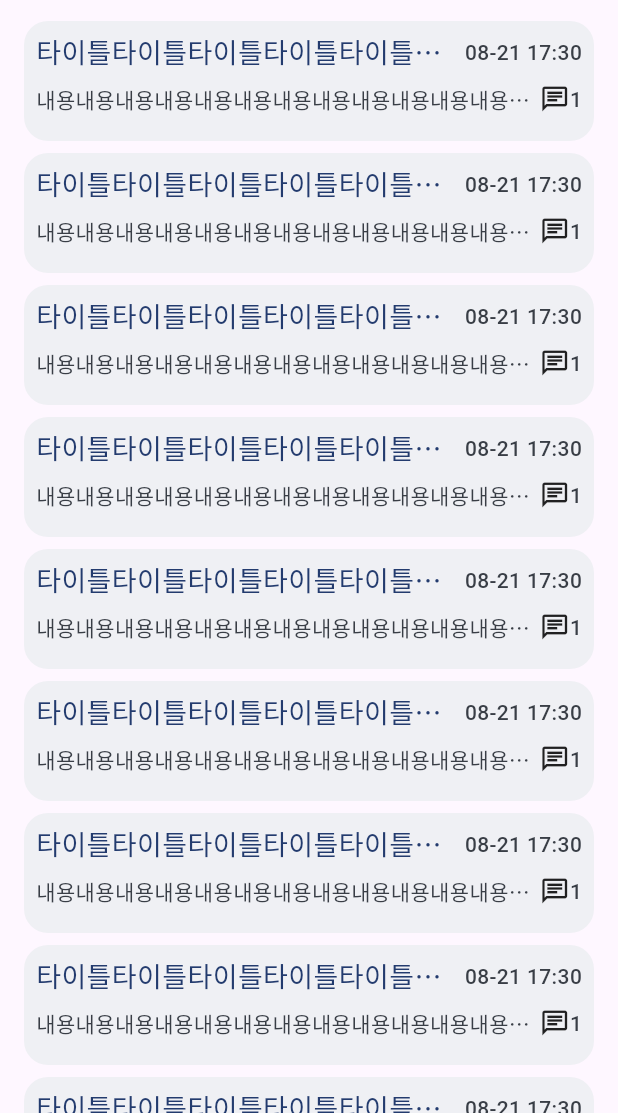
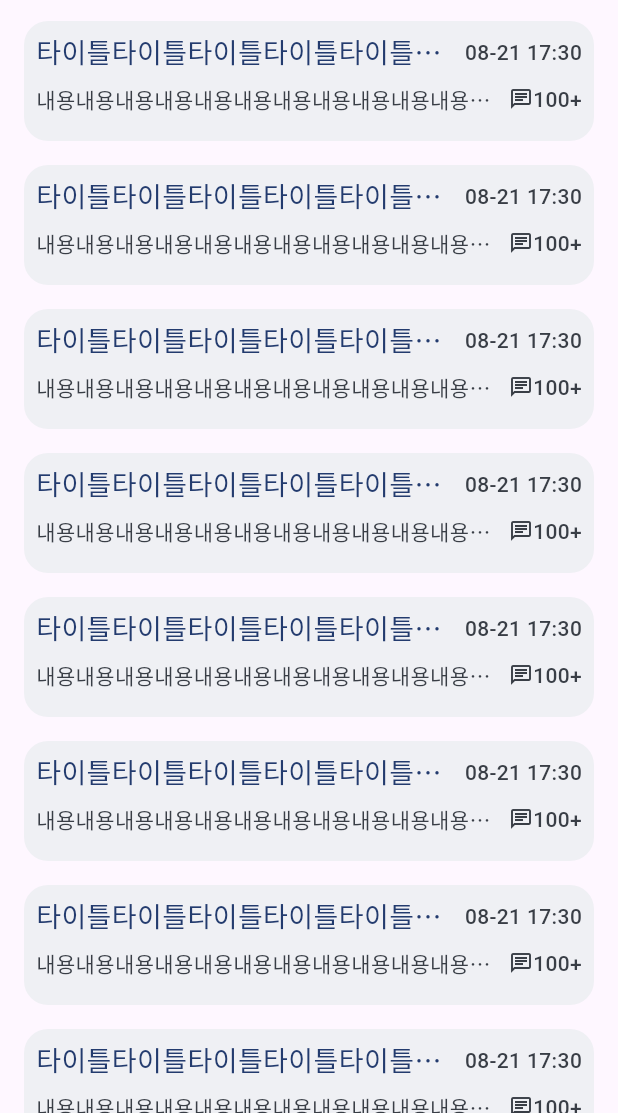
Before and after one commit to jaekyung-you/bring, a Flutter app: the screen it shows after launch, after a tap on the "arrow forward ios" icon, on a phone screen of 412 x 824 dp, the part 123-1236 px from its top. Run offline on Flutter 3.47's test engine with Material 3 defaults, Android fonts, the phone set to English and light mode, and no system bars; our stand-ins replace get; Roboto replaces fonts that are missing (Pretendard).

Commit message:
NumberFormatter 추가, 적용

```diff
--- a/lib/partner_search/screens/realtime_ideal_list_screen.dart
+++ b/lib/partner_search/screens/realtime_ideal_list_screen.dart
@@ -21,7 +21,7 @@ class RealtimeIdealListScreen extends StatelessWidget {
                   shrinkWrap: true,
                   itemCount: 10,
                   separatorBuilder: (context, index) {
-                    return SizedBox(height: 8);
+                    return const SizedBox(height: AppConfig.innerPadding);
                   },
                   itemBuilder: (context, index) {
                     return RealtimeItem();
--- a/lib/partner_search/widgets/partner_search_realtime_idea_list.dart
+++ b/lib/partner_search/widgets/partner_search_realtime_idea_list.dart
@@ -41,7 +41,7 @@ class PartnerSearchRealtimeIdeaList extends StatelessWidget {
             physics: const NeverScrollableScrollPhysics(),
             itemCount: 10,
             separatorBuilder: (context, index) {
-              return SizedBox(height: 8);
+              return SizedBox(height: AppConfig.innerPadding);
             },
             itemBuilder: (context, index) {
               return RealtimeItem();
--- a/lib/partner_search/widgets/realtime_item.dart
+++ b/lib/partner_search/widgets/realtime_item.dart
@@ -2,6 +2,7 @@ import 'package:flutter/material.dart';
 
 import '../../const/app_config.dart';
 import '../../const/theme.dart';
+import '../../util/number_formatter.dart';
 
 class RealtimeItem extends StatelessWidget {
   const RealtimeItem({super.key});
@@ -64,10 +65,11 @@ class RealtimeItem extends StatelessWidget {
                 children: [
                   Icon(
                     Icons.chat_outlined,
-                    size: 20,
+                    size: 16,
+                    color: BringColor.grey01,
                   ),
                   Text(
-                    '1',
+                    NumberFormatter().formatNumberWithPlus(100),
                     style: TextStyle(
                       fontSize: 14,
                       fontWeight: FontWeight.w500,
--- /dev/null
+++ b/lib/util/number_formatter.dart
@@ -0,0 +1,9 @@
+class NumberFormatter {
+
+  String formatNumberWithPlus(int num) {
+    if (num >= 1000) return "1000+";
+    if (num >= 100) return "100+";
+    if (num >= 10) return "10+";
+    return "$num";
+  }
+}
```
